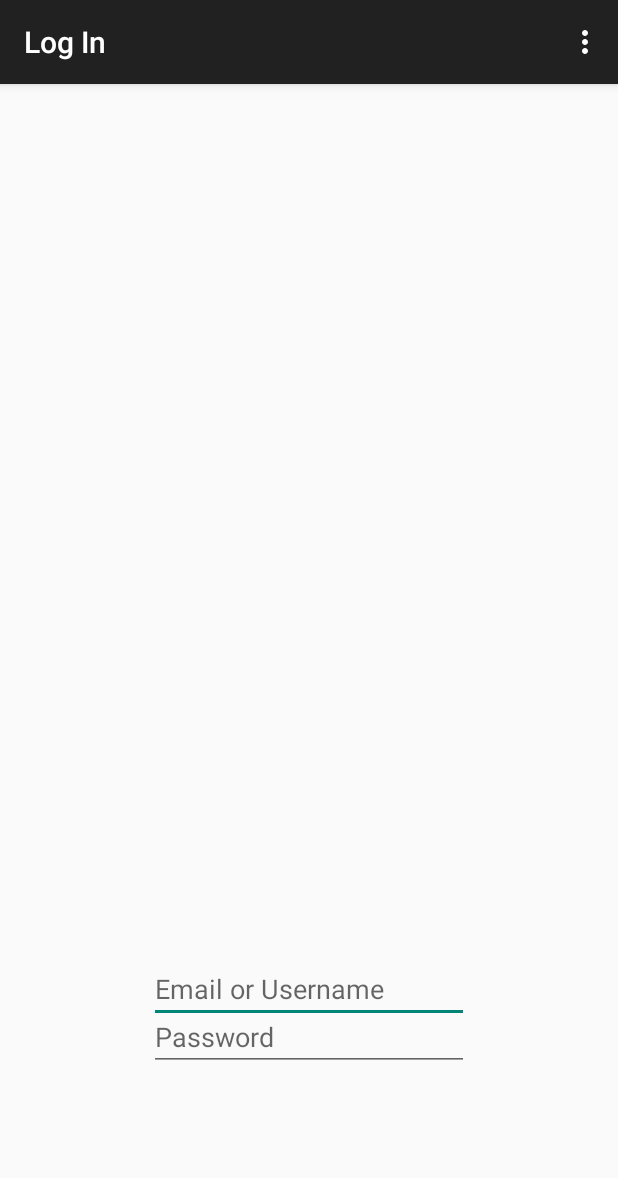
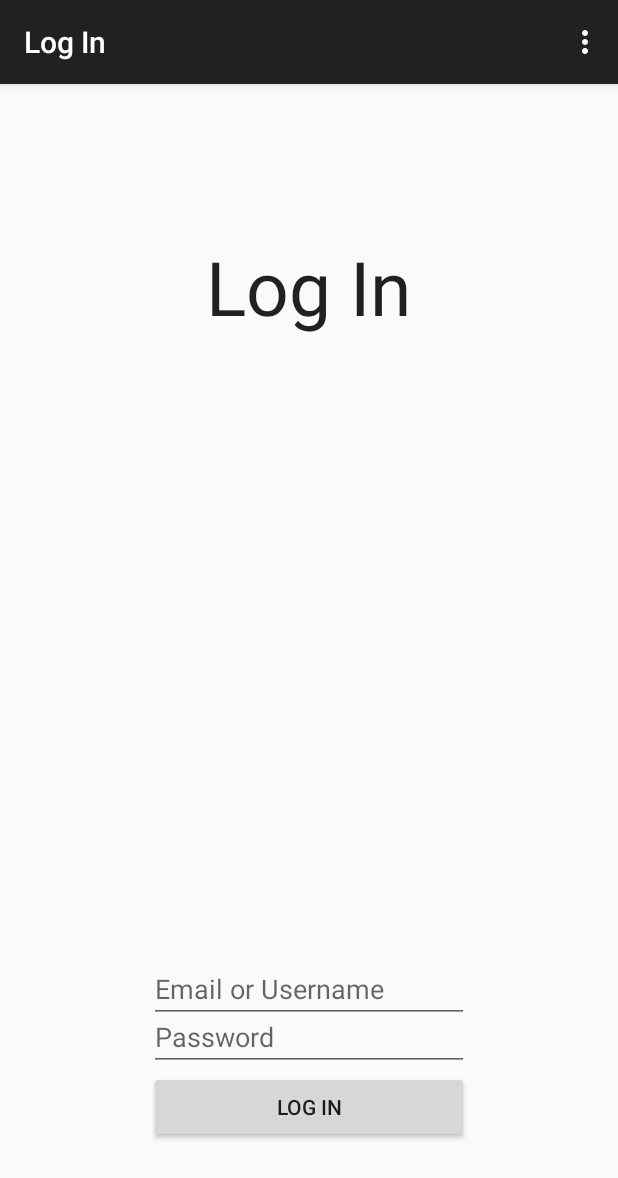
Before and after one commit to ormir/StockJock, an Android app: the LoginActivity screen opened directly, with no data from a screen before it, on a phone screen of 412 x 824 dp. Shown: the top 1178 px of the screen. Run offline under Robolectric (Android 15) with nearby library versions, the phone set to English and light mode, and no system bars.

Commit message:
Login UI Update
Added Header

```diff
--- a/SJ_App/StockJock/app/src/main/java/com/ogs/stockjock/LoginActivity.java
+++ b/SJ_App/StockJock/app/src/main/java/com/ogs/stockjock/LoginActivity.java
@@ -4,6 +4,7 @@ import android.support.v7.app.ActionBarActivity;
 import android.os.Bundle;
 import android.view.Menu;
 import android.view.MenuItem;
+import android.view.View;
 
 
 public class LoginActivity extends ActionBarActivity {
@@ -36,4 +37,8 @@ public class LoginActivity extends ActionBarActivity {
 
         return super.onOptionsItemSelected(item);
     }
+
+    public void onClick_LogIn(View v){
+        // TODO Login the user
+    }
 }
--- a/SJ_App/StockJock/app/src/main/res/layout/activity_login.xml
+++ b/SJ_App/StockJock/app/src/main/res/layout/activity_login.xml
@@ -15,6 +15,7 @@
         android:layout_alignParentBottom="true"
         android:layout_centerHorizontal="true"
         android:layout_marginBottom="126dp"
+        android:focusable="false"
         android:hint="Email or Username"/>
 
     <EditText
@@ -26,5 +27,29 @@
         android:layout_alignTop="@+id/etUsername"
         android:layout_centerHorizontal="true"
         android:layout_marginTop="32dp"
+        android:focusable="false"
         android:hint="Password"/>
+
+    <TextView
+        android:layout_width="wrap_content"
+        android:layout_height="wrap_content"
+        android:textAppearance="?android:attr/textAppearanceLarge"
+        android:text="Log In"
+        android:id="@+id/textView3"
+        android:layout_alignParentTop="true"
+        android:layout_centerHorizontal="true"
+        android:textSize="50sp"
+        android:layout_marginTop="85dp" />
+
+    <Button
+        android:layout_width="wrap_content"
+        android:layout_height="wrap_content"
+        android:text="Log In"
+        android:id="@+id/btnLogIn"
+        android:layout_below="@+id/etPassword"
+        android:layout_alignRight="@+id/etPassword"
+        android:layout_alignEnd="@+id/etPassword"
+        android:layout_alignLeft="@+id/etPassword"
+        android:layout_alignStart="@+id/etPassword"
+        android:onClick="onClick_LogIn"/>
 </RelativeLayout>
```
